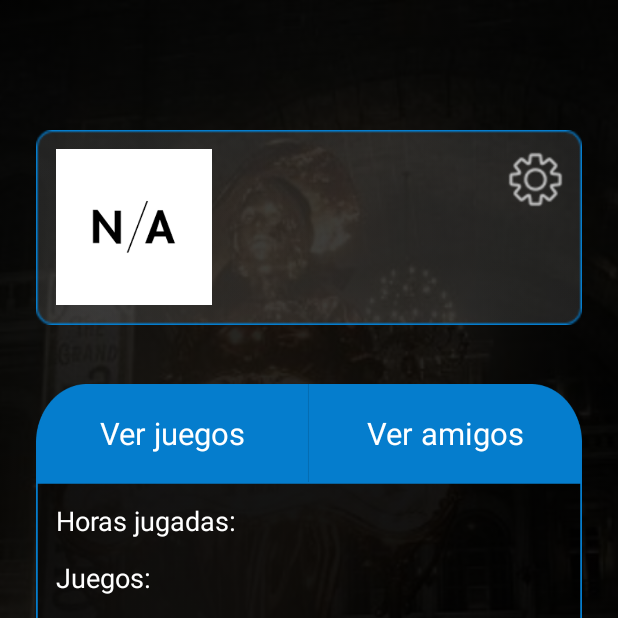
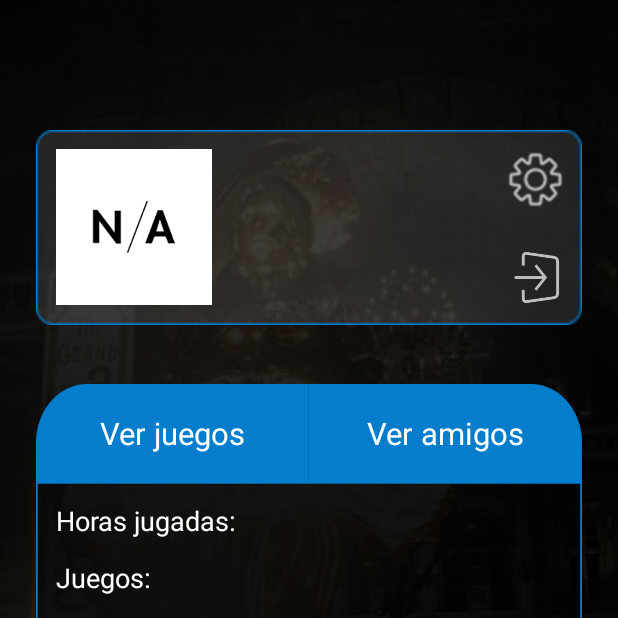
Before and after one commit to M13DAM-Grupo-4/GamePinnacle, an Android app: the fragment PerfilUser placed in its activity, on a phone screen of 412 x 824 dp, the top half of it. Run offline under Robolectric (Android 15) with nearby library versions, the phone set to English and light mode, and no system bars; our stand-ins replace Picasso, sdp/ssp sizes; pictures from the network do not load; Roboto replaces fonts that are not available here.

Commit message:
Fix layout

```diff
--- a/app/src/main/res/layout/fragment_perfil_user.xml
+++ b/app/src/main/res/layout/fragment_perfil_user.xml
@@ -70,6 +70,11 @@
 
             </LinearLayout>
 
+            <LinearLayout
+                android:layout_width="@dimen/_35sdp"
+                android:layout_height="match_parent"
+                android:orientation="vertical">
+
                 <ImageView
                     android:id="@+id/prefil_user_settings"
                     android:layout_width="@dimen/_30sdp"
@@ -77,6 +82,16 @@
                     android:layout_gravity="top"
                     android:src="@drawable/settings"
                     android:layout_marginTop="@dimen/_10sdp"/>
+
+                <ImageView
+                    android:id="@+id/prefil_user_logout"
+                    android:layout_width="@dimen/_30sdp"
+                    android:layout_height="@dimen/_30sdp"
+                    android:layout_gravity="top"
+                    android:src="@drawable/logout"
+                    android:layout_marginTop="@dimen/_20sdp"/>
+
+            </LinearLayout>
 
         </LinearLayout>
 
--- a/app/src/main/res/layout/fragment_register_menu.xml
+++ b/app/src/main/res/layout/fragment_register_menu.xml
@@ -137,7 +137,7 @@
                 android:textColorHint="@color/text"
                 android:textSize="@dimen/_16ssp"
                 android:fontFamily="@font/roboto_medium"
-                android:inputType="textEmailAddress"
+                android:inputType="text"
                 android:autofillHints="emailAddress" />
 
         </LinearLayout>
```
Also changed, not shown: app/src/main/res/drawable/logout.png (added). Lines whose indentation alone changed are shown as unchanged.
